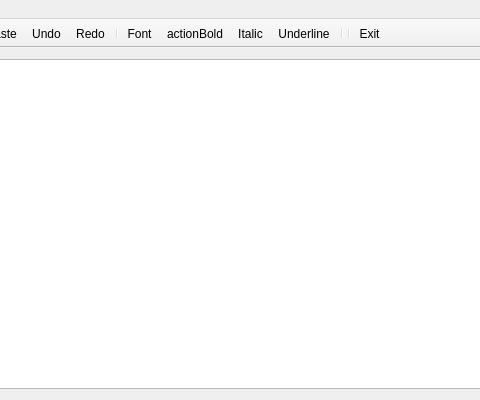
Before: the Qt Designer form Client/editor.ui in PolitoTeam/Scriba, drawn with Qt 5; both pictures show x 160 to 640 and y 0 to 400 of the 800 by 400 pixel window.
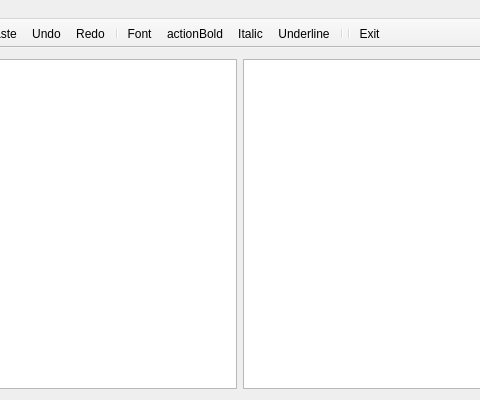
After: the same form once the commit is applied. Icons and pictures are not drawn.

Commit message: Added QListWidget for users conncected...to be fixed

```diff
--- a/Client/editor.ui
+++ b/Client/editor.ui
@@ -14,10 +14,13 @@
    <string>Editor</string>
   </property>
   <widget class="QWidget" name="centralWidget">
-   <layout class="QVBoxLayout" name="verticalLayout">
+   <layout class="QHBoxLayout" name="horizontalLayout">
     <item>
      <widget class="QTextEdit" name="textEdit"/>
     </item>
+    <item>
+     <widget class="QListWidget" name="listWidget"/>
+    </item>
    </layout>
   </widget>
   <widget class="QMenuBar" name="menuBar">
```
Left out of the diff: 7 changed lines with no effect on the pictures. The commit also changes 14 other files.
